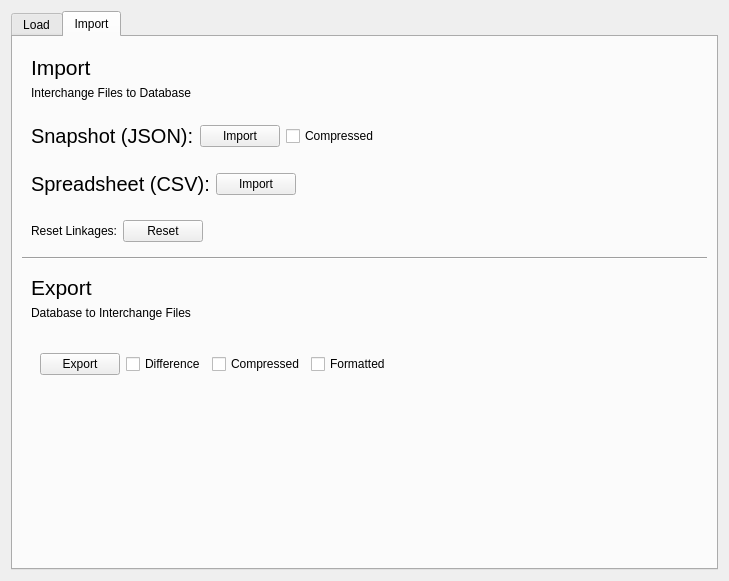
Before: the Qt Designer form resources/widget/tools/TrackwayIoWidget/TrackwayIoWidget.ui in sernst/Cadence, drawn with Qt 5.
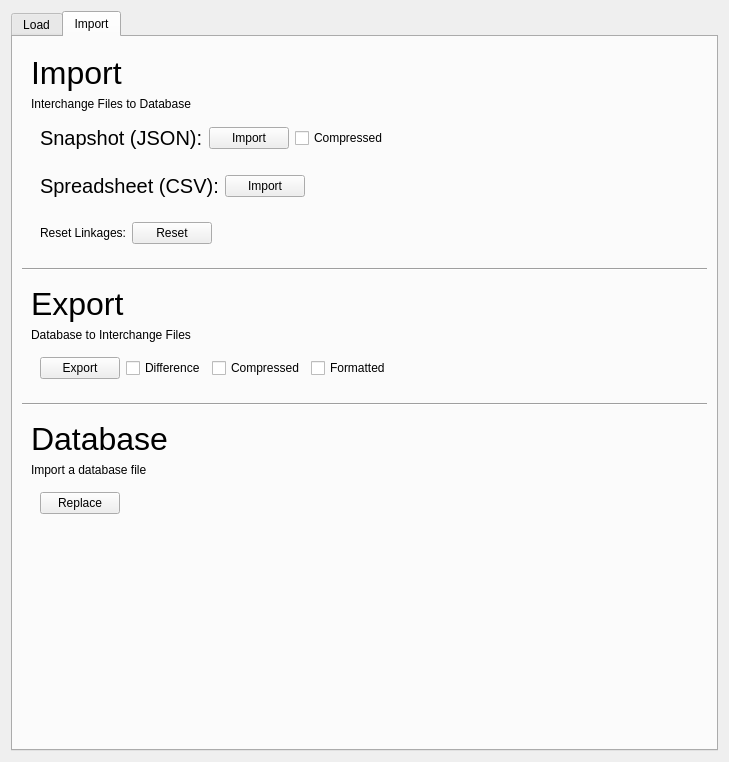
After: the same form once the commit is applied.

Diff of the .ui file:
```diff
--- a/resources/widget/tools/TrackwayIoWidget/TrackwayIoWidget.ui
+++ b/resources/widget/tools/TrackwayIoWidget/TrackwayIoWidget.ui
@@ -7,7 +7,7 @@
     <x>0</x>
     <y>0</y>
     <width>729</width>
-    <height>581</height>
+    <height>762</height>
    </rect>
   </property>
   <property name="windowTitle">
@@ -80,7 +80,7 @@
            <widget class="QLabel" name="label_7">
             <property name="font">
              <font>
-              <pointsize>16</pointsize>
+              <pointsize>24</pointsize>
              </font>
             </property>
             <property name="text">
@@ -95,9 +95,6 @@
             </property>
            </widget>
           </item>
-         </layout>
-        </widget>
-       </item>
        <item>
         <widget class="QWidget" name="widget_4" native="true">
          <layout class="QHBoxLayout" name="horizontalLayout_5">
@@ -218,6 +215,9 @@
          </layout>
         </widget>
        </item>
+         </layout>
+        </widget>
+       </item>
        <item>
         <widget class="Line" name="line">
          <property name="orientation">
@@ -232,7 +232,7 @@
            <widget class="QLabel" name="label_5">
             <property name="font">
              <font>
-              <pointsize>16</pointsize>
+              <pointsize>24</pointsize>
              </font>
             </property>
             <property name="text">
@@ -247,12 +247,6 @@
             </property>
            </widget>
           </item>
-         </layout>
-        </widget>
-       </item>
-       <item>
-        <widget class="QWidget" name="widget_5" native="true">
-         <layout class="QVBoxLayout" name="verticalLayout_3">
           <item>
            <widget class="QWidget" name="widget_6" native="true">
             <layout class="QHBoxLayout" name="horizontalLayout_4">
@@ -303,13 +297,71 @@
          </layout>
         </widget>
        </item>
+       <item>
+        <widget class="Line" name="line_2">
+         <property name="orientation">
+          <enum>Qt::Horizontal</enum>
+         </property>
+        </widget>
+       </item>
+       <item>
+        <widget class="QWidget" name="widget_9" native="true">
+         <layout class="QVBoxLayout" name="verticalLayout_7">
+          <item>
+           <widget class="QLabel" name="label_3">
+            <property name="font">
+             <font>
+              <pointsize>24</pointsize>
+             </font>
+            </property>
+            <property name="text">
+             <string>Database</string>
+            </property>
+           </widget>
+          </item>
+          <item>
+           <widget class="QLabel" name="label_9">
+            <property name="text">
+             <string>Import a database file</string>
+            </property>
+           </widget>
+          </item>
+          <item>
+           <widget class="QWidget" name="widget_5" native="true">
+            <layout class="QHBoxLayout" name="horizontalLayout_3">
+             <item>
+              <widget class="QPushButton" name="databaseReplaceBtn">
+               <property name="text">
+                <string>Replace</string>
+               </property>
+              </widget>
+             </item>
+             <item>
+              <spacer name="horizontalSpacer_3">
+               <property name="orientation">
+                <enum>Qt::Horizontal</enum>
+               </property>
+               <property name="sizeHint" stdset="0">
+                <size>
+                 <width>40</width>
+                 <height>20</height>
+                </size>
+               </property>
+              </spacer>
+             </item>
+            </layout>
+           </widget>
+          </item>
+         </layout>
+        </widget>
+       </item>
        <item>
         <spacer name="verticalSpacer_2">
          <property name="orientation">
           <enum>Qt::Vertical</enum>
          </property>
          <property name="sizeType">
-          <enum>QSizePolicy::MinimumExpanding</enum>
+          <enum>QSizePolicy::Expanding</enum>
          </property>
          <property name="sizeHint" stdset="0">
           <size>
```
Lines whose indentation alone changed are shown as unchanged.
